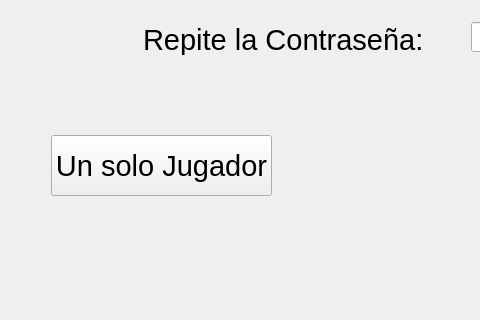
Before: the Qt Designer form ProyectoFinal/widget.ui in TobiasGarcia/ProyectoFinal-InfoII, drawn with Qt 5; both pictures show x 0 to 480 and y 166 to 486 of the 800 by 600 pixel window.
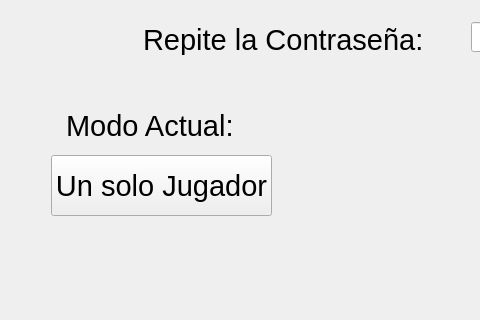
After: the same form once the commit is applied. The open tabs and pages were chosen to show the change.

```diff
--- a/ProyectoFinal/widget.ui
+++ b/ProyectoFinal/widget.ui
@@ -173,7 +173,7 @@
        <property name="geometry">
         <rect>
          <x>40</x>
-         <y>290</y>
+         <y>310</y>
          <width>221</width>
          <height>61</height>
         </rect>
@@ -295,6 +295,24 @@
         <string>Repite la Contraseña:</string>
        </property>
       </widget>
+      <widget class="QLabel" name="mode_lb">
+       <property name="geometry">
+        <rect>
+         <x>55</x>
+         <y>260</y>
+         <width>221</width>
+         <height>41</height>
+        </rect>
+       </property>
+       <property name="font">
+        <font>
+         <pointsize>22</pointsize>
+        </font>
+       </property>
+       <property name="text">
+        <string>Modo Actual:</string>
+       </property>
+      </widget>
      </widget>
      <widget class="QWidget" name="log">
       <widget class="QPushButton" name="return_log_btn">
```
